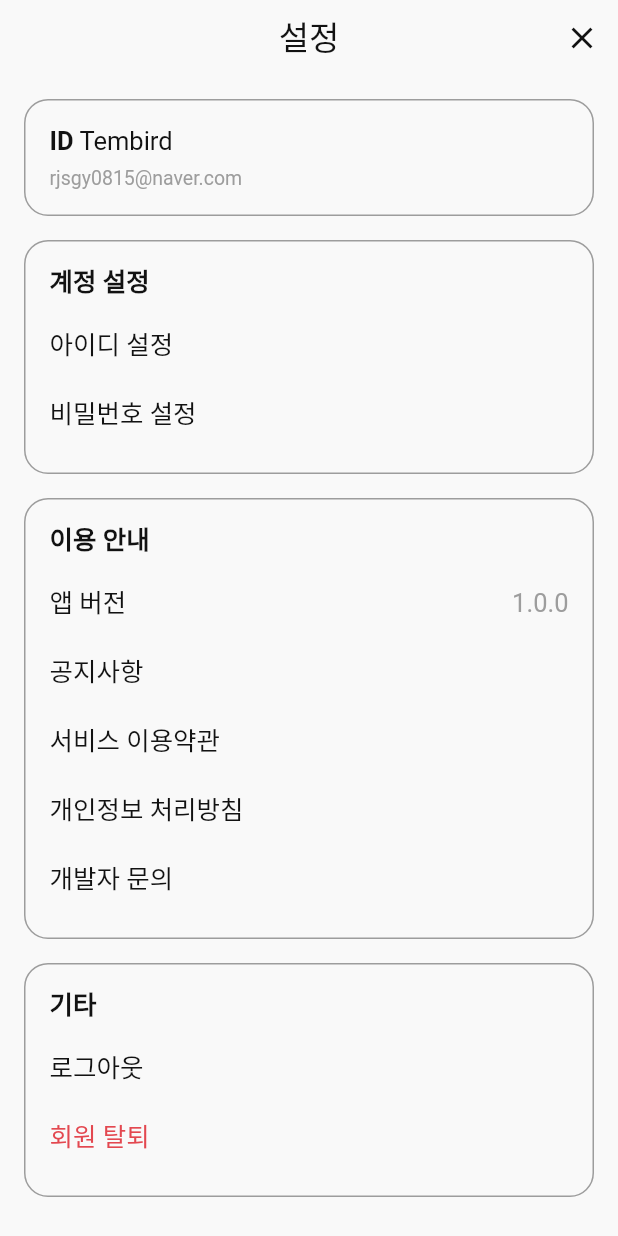
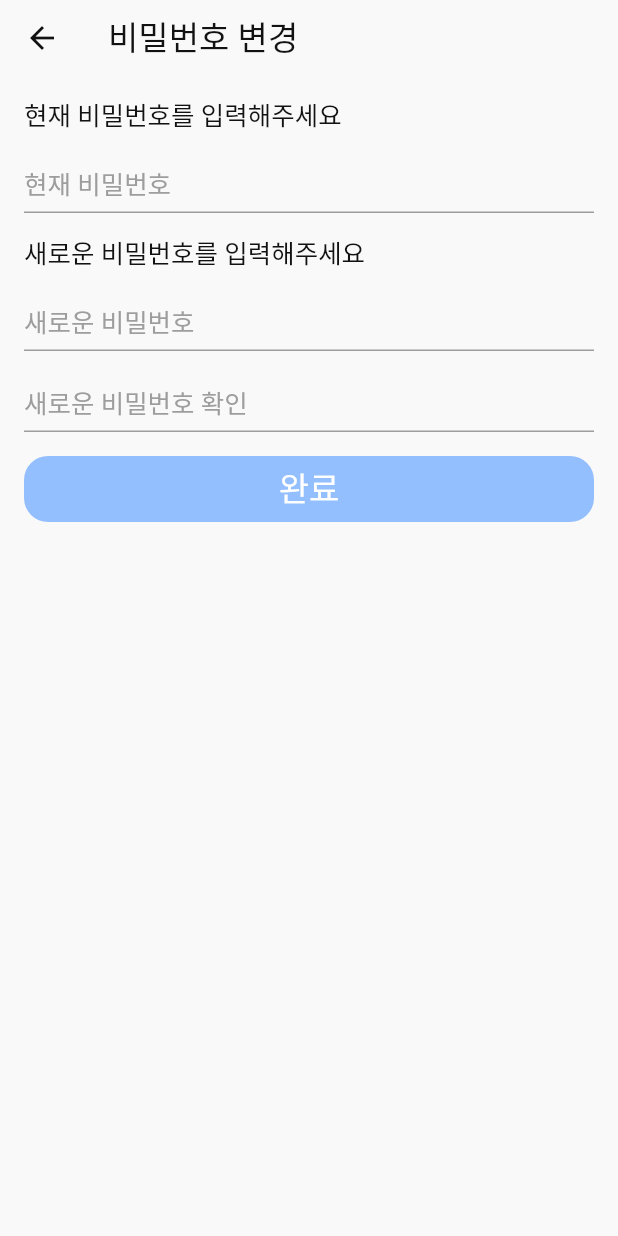
Before and after one commit to Tembird/tembird_app, a Flutter app: the HelpView screen opened by its route, after a tap on "비밀번호 설정", on a phone screen of 412 x 824 dp. Run offline on Flutter 3.47's test engine with Material 2 defaults, Android fonts, the phone set to English and light mode, and no system bars; our stand-ins replace flutter_html, get, hive, hive_flutter; missing offline and left inert: flutter_config; accounts and stored records are empty.

Commit message:
[Feat] Create UpdatePasswordView

```diff
--- a/lib/constant/PageNames.dart
+++ b/lib/constant/PageNames.dart
@@ -6,5 +6,6 @@ class PageNames {
   static const RESET_PASSWORD = '/auth/reset-password';
   static const HELP = '/help';
   static const UPDATE_ID = '/help/update-id';
+  static const UPDATE_PASSWORD = '/help/update-password';
   static const HTML = '/html';
 }
--- a/lib/view/help/controller/HelpController.dart
+++ b/lib/view/help/controller/HelpController.dart
@@ -32,8 +32,8 @@ class HelpController extends RootController {
     userId.value = SessionService.to.userId.value;
   }
 
-  void updatePassword() {
-    // TODO : Route to UpdatePasswordView
+  void updatePassword() async {
+    await Get.toNamed(PageNames.UPDATE_PASSWORD);
   }
 
   // AppInfo
--- /dev/null
+++ b/lib/view/help/updatePassword/UpdatePasswordView.dart
@@ -0,0 +1,125 @@
+import 'package:flutter/material.dart';
+import 'package:get/get.dart';
+import 'package:tembird_app/component/InputTextFormField.dart';
+import 'package:tembird_app/constant/StyledFont.dart';
+import 'package:tembird_app/constant/StyledPalette.dart';
+import 'package:tembird_app/view/help/updateId/controller/UpdateIdController.dart';
+
+import 'controller/UpdatePasswordController.dart';
+
+class UpdatePasswordView extends GetView<UpdatePasswordController> {
+  const UpdatePasswordView({Key? key}) : super(key: key);
+
+  @override
+  Widget build(BuildContext context) {
+    return Scaffold(
+      appBar: AppBar(
+        title: const Text('비밀번호 변경', style: StyledFont.TITLE_2),
+        leading: BackButton(
+          onPressed: controller.back,
+          color: StyledPalette.BLACK,
+        ),
+      ),
+      body: SafeArea(
+        child: SingleChildScrollView(
+          child: Padding(
+            padding: const EdgeInsets.all(16),
+            child: Column(
+              crossAxisAlignment: CrossAxisAlignment.stretch,
+              children: [
+                const Text('현재 비밀번호를 입력해주세요', style: StyledFont.BODY,),
+                const SizedBox(height: 16),
+                Obx(
+                  () => InputTextFormField(
+                    controller: controller.currentPasswordController,
+                    labelText: "현재 비밀번호",
+                    hintText: "현재 비밀번호",
+                    errorText: controller.currentPasswordError.value,
+                    isObscured: controller.isPasswordObscured.isTrue,
+                    onChanged: (value) => controller.currentPasswordValidator(value),
+                    keyboardType: TextInputType.visiblePassword,
+                    suffixWidget: InkWell(
+                      onTap: controller.isPasswordObscured.isTrue ? controller.showPassword : controller.obscurePassword,
+                      child: Text(
+                        controller.isPasswordObscured.isTrue ? "비밀번호 보이기" : "비밀번호 숨기기",
+                        style: StyledFont.CAPTION_1_GRAY,
+                      ),
+                    ),
+                  ),
+                ),
+                const SizedBox(height: 16),
+                const Text('새로운 비밀번호를 입력해주세요', style: StyledFont.BODY,),
+                const SizedBox(height: 16),
+                Obx(
+                  () => InputTextFormField(
+                    controller: controller.newPasswordController,
+                    labelText: "새로운 비밀번호",
+                    hintText: "새로운 비밀번호",
+                    errorText: controller.newPasswordError.value,
+                    isObscured: controller.isPasswordObscured.isTrue,
+                    onChanged: (value) => controller.newPasswordValidator(value),
+                    keyboardType: TextInputType.visiblePassword,
+                    suffixWidget: InkWell(
+                      onTap: controller.isPasswordObscured.isTrue ? controller.showPassword : controller.obscurePassword,
+                      child: Text(
+                        controller.isPasswordObscured.isTrue ? "비밀번호 보이기" : "비밀번호 숨기기",
+                        style: StyledFont.CAPTION_1_GRAY,
+                      ),
+                    ),
+                  ),
+                ),
+                const SizedBox(height: 16),
+                Obx(
+                  () => InputTextFormField(
+                    controller: controller.newPasswordConfirmController,
+                    labelText: "새로운 비밀번호 확인",
+                    hintText: "새로운 비밀번호 확인",
+                    errorText: controller.newPasswordConfirmError.value,
+                    isObscured: controller.isPasswordObscured.isTrue,
+                    onChanged: (value) => controller.newPasswordConfirmValidator(value),
+                    keyboardType: TextInputType.visiblePassword,
+                    suffixWidget: InkWell(
+                      onTap: controller.isPasswordObscured.isTrue ? controller.showPassword : controller.obscurePassword,
+                      child: Text(
+                        controller.isPasswordObscured.isTrue ? "비밀번호 보이기" : "비밀번호 숨기기",
+                        style: StyledFont.CAPTION_1_GRAY,
+                      ),
+                    ),
+                  ),
+                ),
+                const SizedBox(height: 16),
+                const SubmitButton()
+              ],
+            ),
+          ),
+        ),
+      ),
+    );
+  }
+}
+
+class SubmitButton extends GetView<UpdatePasswordController> {
+  const SubmitButton({Key? key}) : super(key: key);
+
+  @override
+  Widget build(BuildContext context) {
+    return InkWell(
+      onTap: controller.updatePassword,
+      radius: 16,
+      child: Container(
+        decoration: BoxDecoration(
+          borderRadius: BorderRadius.circular(16),
+          color: StyledPalette.PRIMARY_SKY_DARK,
+        ),
+        padding: const EdgeInsets.symmetric(vertical: 8),
+        width: double.infinity,
+        child: const Center(
+          child: Text(
+            '완료',
+            style: StyledFont.TITLE_2_WHITE,
+          ),
+        ),
+      ),
+    );
+  }
+}
--- /dev/null
+++ b/lib/view/help/updatePassword/binding/UpdatePasswordBinding.dart
@@ -0,0 +1,10 @@
+import 'package:get/get.dart';
+import '../controller/UpdatePasswordController.dart';
+
+class UpdatePasswordBinding implements Bindings {
+  @override
+  void dependencies() {
+    // TODO: implement dependencies
+    Get.put(UpdatePasswordController());
+  }
+}
--- /dev/null
+++ b/lib/view/help/updatePassword/controller/UpdatePasswordController.dart
@@ -0,0 +1,98 @@
+import 'package:flutter/material.dart';
+import 'package:get/get.dart';
+import 'package:tembird_app/repository/AuthRepository.dart';
+import 'package:tembird_app/service/RootController.dart';
+import 'package:tembird_app/service/SessionService.dart';
+
+class UpdatePasswordController extends RootController {
+  final AuthRepository authRepository = AuthRepository();
+  static UpdatePasswordController to = Get.find();
+
+  final RxBool onLoading = RxBool(false);
+  final TextEditingController currentPasswordController = TextEditingController();
+  final TextEditingController newPasswordController = TextEditingController();
+  final TextEditingController newPasswordConfirmController = TextEditingController();
+
+  final RxnString currentPasswordError = RxnString(null);
+  final RxnString newPasswordError = RxnString(null);
+  final RxnString newPasswordConfirmError = RxnString(null);
+
+  final RxBool isPasswordObscured = RxBool(false);
+
+  @override
+  void onClose() {
+    currentPasswordController.dispose();
+    newPasswordController.dispose();
+    newPasswordConfirmController.dispose();
+    super.onClose();
+  }
+
+  void back() {
+    Get.back();
+  }
+
+  void obscurePassword() {
+    isPasswordObscured.value = true;
+  }
+
+  void showPassword() {
+    isPasswordObscured.value = false;
+  }
+
+  void currentPasswordValidator(String? value) {
+    if (value != null && value.isNotEmpty) {
+      RegExp regExp = RegExp(r'^(?=.*[A-Za-z])(?=.*\d)(?=.*[@$!%*#?&])[A-Za-z\d@$!%*#?&]{8,}$');
+      if (!regExp.hasMatch(value)) {
+        currentPasswordError.value = '영문, 숫자, 특수문자 포함 8자 이상으로 입력해주세요';
+      } else {
+        currentPasswordError.value = null;
+      }
+    } else {
+      currentPasswordError.value = '현재 비밀번호를 입력해주세요';
+    }
+  }
+
+  void newPasswordValidator(String? value) {
+    if (value != null && value.isNotEmpty) {
+      RegExp regExp = RegExp(r'^(?=.*[A-Za-z])(?=.*\d)(?=.*[@$!%*#?&])[A-Za-z\d@$!%*#?&]{8,}$');
+      if (!regExp.hasMatch(value)) {
+        newPasswordError.value = '영문, 숫자, 특수문자 포함 8자 이상으로 입력해주세요';
+      } else {
+        newPasswordError.value = null;
+      }
+    } else {
+      newPasswordError.value = '새로운 비밀번호를 입력해주세요';
+      newPasswordConfirmValidator(newPasswordConfirmController.value.text);
+    }
+  }
+
+  void newPasswordConfirmValidator(String? value) {
+    if (value != null && value.isNotEmpty) {
+      if (value != newPasswordController.value.text) {
+        newPasswordConfirmError.value = '새로운 비밀번호가 일치하지 않습니다';
+      } else {
+        newPasswordConfirmError.value = null;
+      }
+    } else {
+      newPasswordConfirmError.value = '새로운 비밀번호 확인을 입력해주세요';
+    }
+  }
+
+  void updatePassword() async {
+    onLoading.value = true;
+    try {
+      currentPasswordValidator(currentPasswordController.value.text);
+      newPasswordValidator(newPasswordController.value.text);
+      newPasswordConfirmValidator(newPasswordConfirmController.value.text);
+      if (currentPasswordError.value != null || newPasswordError.value != null || newPasswordConfirmError.value != null) return;
+      await authRepository.updatePasswordWithCurrentPassword(
+        email: SessionService.to.email,
+        currentPassword: currentPasswordController.value.text,
+        newPassword: newPasswordController.value.text,
+      );
+      Get.back();
+    } finally {
+      onLoading.value = false;
+    }
+  }
+}
```
Also changed, not shown: lib/main.dart (+7 -0 lines), lib/repository/AuthRepository.dart (+13 -1 lines).
